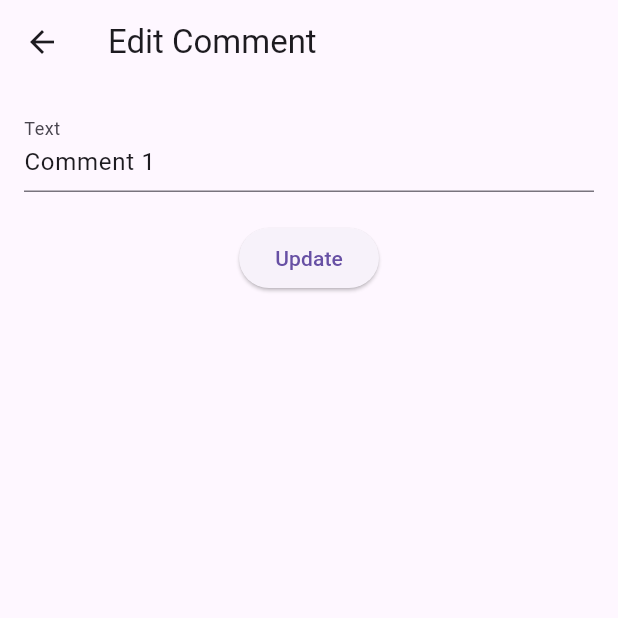
After one commit to LorenzoBondan/Tasks-Management, a Flutter app: the CommentFormPage screen opened directly with sample values from the repository, on a phone screen of 412 x 824 dp, the top half of it. The commit adds this screen. Run offline on Flutter 3.47's test engine with Material 3 defaults, Android fonts, the phone set to English and light mode, and no system bars.

Commit message:
add option to edit and delete comment in comment list component

```diff
--- /dev/null
+++ b/lib/view/comments/comment_form_page.dart
@@ -0,0 +1,74 @@
+import 'package:flutter/material.dart';
+import 'package:provider/provider.dart';
+import 'package:tasks_management/entities/comment.dart';
+import 'package:tasks_management/services/comment_service.dart';
+
+class CommentFormPage extends StatefulWidget {
+  final Comment? comment;
+  final int? taskId;
+
+  const CommentFormPage({super.key, this.comment, this.taskId});
+
+  @override
+  State<CommentFormPage> createState() => _CommentFormPageState();
+}
+
+class _CommentFormPageState extends State<CommentFormPage> {
+  late CommentService service;
+  final _formKey = GlobalKey<FormState>();
+  final TextEditingController _textController = TextEditingController();
+
+  @override
+  void initState() {
+    super.initState();
+    service = Provider.of<CommentService>(context, listen: false);
+
+    if (widget.comment != null) {
+      _textController.text = widget.comment!.text;
+    }
+  }
+
+  @override
+  Widget build(BuildContext context) {
+    return Scaffold(
+      appBar: AppBar(title: Text(widget.comment == null ? 'Add Comment' : 'Edit Comment')),
+
+      body: Padding(
+        padding: EdgeInsets.all(16),
+        child: Form(
+          key: _formKey,
+          child: Column(
+            children: [
+
+              TextFormField(
+                controller: _textController,
+                decoration: const InputDecoration(labelText: 'Text'),
+                validator: (value) => value!.isEmpty ? 'Enter a Comment text' : null,
+              ),
+              const SizedBox(height: 20),
+
+              ElevatedButton(
+                onPressed: () {
+                  if (_formKey.currentState!.validate()) {
+                    final id = widget.comment?.id ?? 0;
+                    final text = _textController.text;
+
+                    if (widget.comment == null) {
+                      service.create(Comment(id: 0, taskId: widget.taskId!, text: text, moment: DateTime.now()));
+                    } else {
+                      service.update(Comment(id: id, taskId: widget.taskId!, text: text, moment: widget.comment!.moment));
+                    }
+
+                    Navigator.pop(context);
+                  }
+                },
+                child: Text(widget.comment == null ? 'Create' : 'Update'),
+              ),
+            ],
+          ),
+
+        ),
+      ),
+    );
+  }
+}
--- a/lib/view/tasks/task_form_page.dart
+++ b/lib/view/tasks/task_form_page.dart
@@ -14,6 +14,8 @@ class TaskFormPage extends StatefulWidget {
 }
 
 class _TaskFormPageState extends State<TaskFormPage> {
+  late TaskService service;
+
   final _formKey = GlobalKey<FormState>();
   final TextEditingController _titleController = TextEditingController();
   final TextEditingController _descriptionController = TextEditingController();
@@ -22,6 +24,7 @@ class _TaskFormPageState extends State<TaskFormPage> {
   @override
   void initState() {
     super.initState();
+    service = Provider.of<TaskService>(context, listen: false);
 
     if (widget.task != null) {
       _titleController.text = widget.task!.title;
@@ -32,8 +35,6 @@ class _TaskFormPageState extends State<TaskFormPage> {
 
   @override
   Widget build(BuildContext context) {
-    final service = Provider.of<TaskService>(context, listen: false);
-
     return Scaffold(
       appBar: AppBar(title: Text(widget.task == null ? 'Add Task' : 'Edit Task')),
 
--- a/lib/view/tasks/task_list_page.dart
+++ b/lib/view/tasks/task_list_page.dart
@@ -174,13 +174,13 @@ class _TaskListPageState extends State<TaskListPage> {
 
                 switch (item.priority.name) {
                   case 'low':
-                    priorityColor = const Color.fromARGB(255, 141, 192, 83);
+                    priorityColor = Colors.lightGreen;
                     break;
                   case 'normal':
-                    priorityColor = const Color.fromARGB(255, 215, 204, 105);
+                    priorityColor = const Color.fromARGB(255, 181, 174, 112);
                     break;
                   case 'high':
-                    priorityColor = const Color.fromARGB(255, 206, 112, 105);
+                    priorityColor = const Color.fromARGB(255, 194, 117, 112);
                     break;
                   default:
                     priorityColor = Colors.grey;
```
Also changed, not shown: lib/view/comments/comment_list_page.dart (+46 -1 lines), lib/view/tasks/task_details_page.dart (+17 -3 lines).
